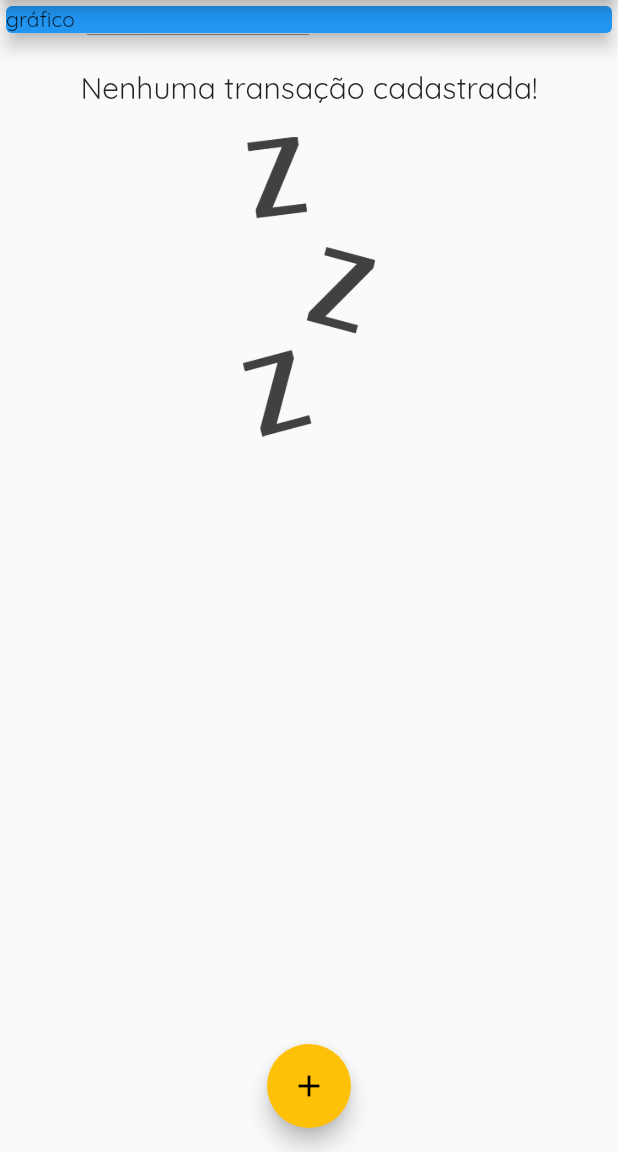
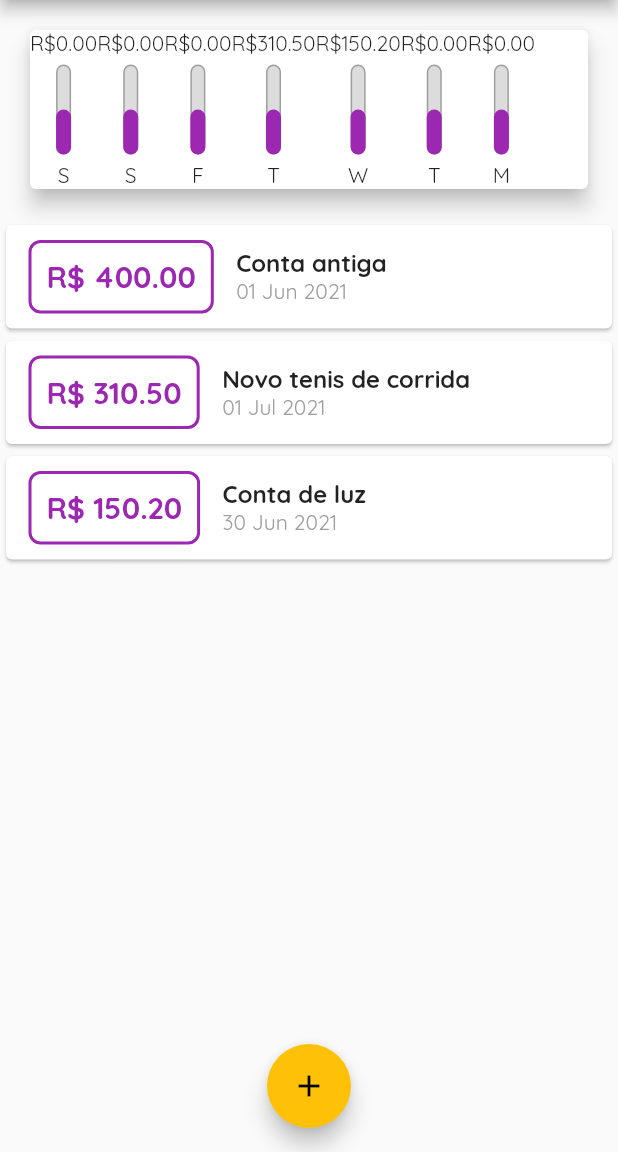
Before and after one commit to carlosfeliciojr/despesas_pessoais, a Flutter app: the screen it shows after launch, on a phone screen of 412 x 824 dp, the part 84-1236 px from its top. Run offline on Flutter 3.47's test engine with Material 2 defaults, Android fonts, the phone set to English and light mode, and no system bars.

Commit message:
:sparkles: feat: added Card with Chart

```diff
--- /dev/null
+++ b/lib/components/chart.dart
@@ -0,0 +1,48 @@
+import 'package:despesas_pessoais/components/chart_bar.dart';
+import 'package:despesas_pessoais/models/transaction.dart';
+import 'package:flutter/material.dart';
+import 'package:intl/intl.dart';
+
+class Chart extends StatelessWidget {
+  final List<Transaction> recentTransactions;
+  const Chart({Key? key, required this.recentTransactions}) : super(key: key);
+
+  List<Map<String, Object>> get groupedTransactions {
+    return List.generate(7, (index) {
+      final weekDay = DateTime.now().subtract(Duration(
+        days: index,
+      ));
+
+      double totalSum = 0.0;
+
+      for (var i = 0; i < recentTransactions.length; i++) {
+        bool sameDay = recentTransactions[i].date.day == weekDay.day;
+        bool sameMonth = recentTransactions[i].date.month == weekDay.month;
+        bool sameYear = recentTransactions[i].date.year == weekDay.year;
+
+        if (sameDay && sameMonth && sameYear) {
+          totalSum += recentTransactions[i].value;
+        }
+      }
+
+      return {'day': DateFormat.E().format(weekDay)[0], 'value': totalSum};
+    });
+  }
+
+  @override
+  Widget build(BuildContext context) {
+    groupedTransactions;
+    return Card(
+      elevation: 6,
+      margin: EdgeInsets.all(20),
+      child: Row(
+        children: groupedTransactions.map((transaction) {
+          return ChartBar(
+              label: transaction['day'].toString(),
+              value: double.tryParse(transaction['value'].toString()) ?? 0.0,
+              percentage: 0.5);
+        }).toList(),
+      ),
+    );
+  }
+}
--- /dev/null
+++ b/lib/components/chart_bar.dart
@@ -0,0 +1,58 @@
+import 'package:flutter/material.dart';
+
+class ChartBar extends StatelessWidget {
+  final String label;
+  final double value;
+  final double percentage;
+
+  const ChartBar(
+      {Key? key,
+      required this.label,
+      required this.value,
+      required this.percentage})
+      : super(key: key);
+
+  @override
+  Widget build(BuildContext context) {
+    return Column(
+      children: [
+        Text('R\$${value.toStringAsFixed(2)}'),
+        SizedBox(
+          height: 5,
+        ),
+        Container(
+          height: 60,
+          width: 10,
+          child: Stack(
+            alignment: Alignment.bottomCenter,
+            children: [
+              Container(
+                decoration: BoxDecoration(
+                  border: Border.all(
+                    color: Colors.grey,
+                    width: 1.0,
+                  ),
+                  color: Color.fromRGBO(220, 220, 220, 1),
+                  borderRadius: BorderRadius.circular(5),
+                ),
+              ),
+              FractionallySizedBox(
+                heightFactor: percentage,
+                child: Container(
+                  decoration: BoxDecoration(
+                    color: Theme.of(context).primaryColor,
+                    borderRadius: BorderRadius.circular(5),
+                  ),
+                ),
+              )
+            ],
+          ),
+        ),
+        SizedBox(
+          height: 5,
+        ),
+        Text(label),
+      ],
+    );
+  }
+}
--- a/lib/main.dart
+++ b/lib/main.dart
@@ -1,5 +1,6 @@
 import 'dart:math';
 
+import 'package:despesas_pessoais/components/chart.dart';
 import 'package:despesas_pessoais/components/transaction_form.dart';
 import 'package:flutter/material.dart';
 
@@ -40,18 +41,30 @@ class HomePage extends StatefulWidget {
 
 class _HomePageState extends State<HomePage> {
   final List<Transaction> _transactions = [
-    // Transaction(
-    //     title: 'Novo tenis de corrida',
-    //     value: 310.50,
-    //     date: DateTime.now(),
-    //     id: 't1'),
-    // Transaction(
-    //   title: 'Conta de luz',
-    //   value: 150.20,
-    //   date: DateTime.now(),
-    //   id: 't2',
-    // ),
+    Transaction(
+        title: 'Conta antiga',
+        value: 400,
+        date: DateTime.now().subtract(Duration(days: 33)),
+        id: 't0'),
+    Transaction(
+        title: 'Novo tenis de corrida',
+        value: 310.50,
+        date: DateTime.now().subtract(Duration(days: 3)),
+        id: 't1'),
+    Transaction(
+      title: 'Conta de luz',
+      value: 150.20,
+      date: DateTime.now().subtract(Duration(days: 4)),
+      id: 't2',
+    ),
   ];
+
+  List<Transaction> get _recentTransactions {
+    return _transactions.where((transaction) {
+      return transaction.date
+          .isAfter(DateTime.now().subtract(Duration(days: 7)));
+    }).toList();
+  }
 
   _addTransation(String title, double value) {
     final newTransaction = Transaction(
@@ -96,13 +109,7 @@ class _HomePageState extends State<HomePage> {
           mainAxisAlignment: MainAxisAlignment.start,
           crossAxisAlignment: CrossAxisAlignment.stretch,
           children: [
-            Container(
-              child: Card(
-                color: Colors.blue,
-                child: Text('gráfico'),
-                elevation: 5,
-              ),
-            ),
+            Chart(recentTransactions: _recentTransactions),
             TransactionList(transactions: _transactions),
           ],
         ),
```
